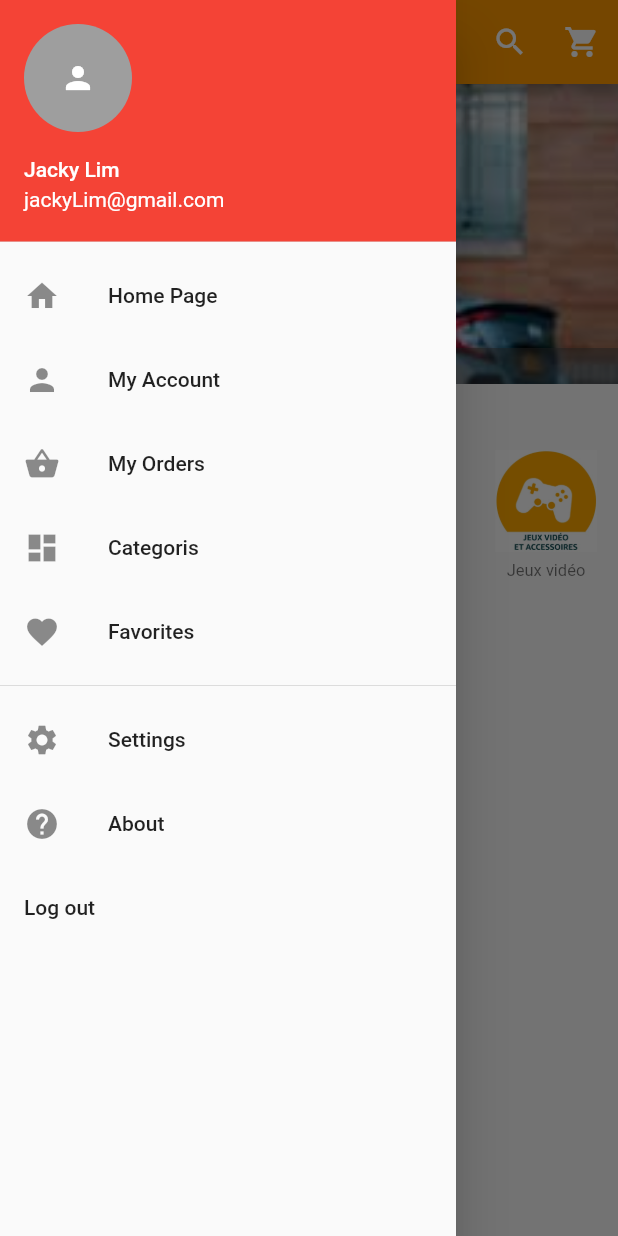
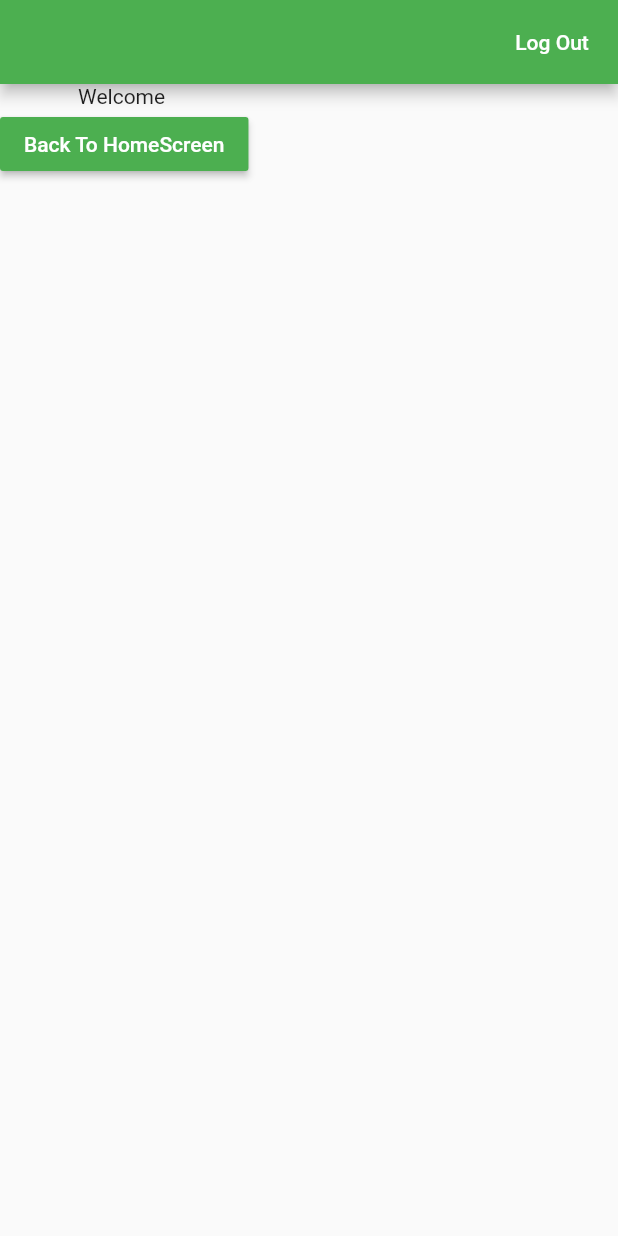
Before and after one commit to J4ckyLIM/E-Commerce, a Flutter app: the screen it shows after launch, in the side drawer, after a tap on "My Account", on a phone screen of 412 x 824 dp. Run offline on Flutter 3.47's test engine with Material 2 defaults, Android fonts, the light colour scheme and no system bars; drawn by our look-alikes of carousel_pro; our stand-ins replace cloud_firestore, firebase_auth, firebase_core, firebase_database; accounts and stored records are empty.

Commit message:
ajout de favorites et modif de profiles

```diff
--- a/e_commerce/lib/RegistrerPage.dart
+++ b/e_commerce/lib/RegistrerPage.dart
@@ -1,7 +1,10 @@
+import 'package:firebase_core/firebase_core.dart';
+import 'package:firebase_database/firebase_database.dart';
 import 'package:flutter/material.dart';
 import 'package:firebase_auth/firebase_auth.dart';
 import 'package:cloud_firestore/cloud_firestore.dart';
 import 'package:e_commerce/home.dart';
+
 
 class RegisterPage extends StatefulWidget {
   RegisterPage({Key key}) : super(key: key);
@@ -46,6 +49,9 @@ class _RegisterPageState extends State<RegisterPage> {
       return null;
     }
   }
+  final FirebaseApp app = FirebaseApp(
+    name: 'e-commerce-37e8a',
+    );
 
   @override
   Widget build(BuildContext context) {
--- a/e_commerce/lib/home.dart
+++ b/e_commerce/lib/home.dart
@@ -28,13 +28,20 @@ class _HomePageState extends State<HomePage> {
     this.getCurrentUser();
     super.initState();
   }
+  String _userId;
+  String _userName;
+  String _userMail;
 
   void getCurrentUser() async {
     currentUser = await FirebaseAuth.instance.currentUser();
   }
-
   @override
-  Widget build(BuildContext context) {
+    Widget build(BuildContext context) {
+  FirebaseAuth.instance.currentUser().then((user) {
+      _userId = user.uid;
+      _userName = user.displayName;
+      _userMail = user.email;
+    });
     Widget image_carousel = new Container(
       height: 200.0,
       child: new Carousel(
@@ -77,8 +84,8 @@ class _HomePageState extends State<HomePage> {
         child: new ListView(
           children: <Widget>[
             new UserAccountsDrawerHeader(
-              accountName: Text('Jacky Lim'),
-              accountEmail: Text('jackyLim@gmail.com'),
+             // accountName: Text(_userName).data,
+             //accountEmail: Text("" + _userMail),//Text(_userMail),
               currentAccountPicture: GestureDetector(
                 child: new CircleAvatar(
                   backgroundColor: Colors.grey,
@@ -98,7 +105,11 @@ class _HomePageState extends State<HomePage> {
               ),
             ),
             InkWell(
-              onTap: () {},
+              onTap: () {
+                  Navigator.pushReplacementNamed(context, "/profile")
+                  .catchError((err) => print(err));
+
+              },
               child: ListTile(
                 title: Text('My Account'),
                 leading: Icon(Icons.person),
@@ -150,6 +161,7 @@ class _HomePageState extends State<HomePage> {
                   },
                   child: ListTile(
                     title: Text('Log out'),
+                    leading: Icon(Icons.exit_to_app),
                   ),
               ),
             ],
--- a/e_commerce/lib/main.dart
+++ b/e_commerce/lib/main.dart
@@ -1,9 +1,11 @@
+
 import 'package:flutter/material.dart';
 import 'Task.dart';
 import 'RegistrerPage.dart';
 import 'SplashPage.dart';
 import 'LoginPage.dart';
 import 'home.dart';
+import 'profile.dart';
 
 void main() => runApp(MyApp());
 
@@ -22,6 +24,7 @@ class MyApp extends StatelessWidget {
           '/home': (BuildContext context) => HomePage(title: 'Home'),
           '/login': (BuildContext context) => LoginPage(),
           '/register': (BuildContext context) => RegisterPage(),
+           '/profile': (BuildContext context) => Profile(),
         });
   }
 }
--- /dev/null
+++ b/e_commerce/lib/profile.dart
@@ -0,0 +1,67 @@
+import 'package:flutter/material.dart';
+import 'package:firebase_auth/firebase_auth.dart';
+import 'package:cloud_firestore/cloud_firestore.dart';
+import 'home.dart';
+import 'package:firebase_database/firebase_database.dart';
+
+class Profile extends StatefulWidget {
+  Profile({Key key, this.title, this.uid, this.username}) : super(key: key); //update this to include the uid in the constructor
+  final String title;
+  final String uid; //include this
+  final String username;
+
+  @override
+  _ProfileState createState() => _ProfileState();
+}
+
+class _ProfileState extends State<Profile> {
+  TextEditingController taskTitleInputController;
+  TextEditingController taskDescripInputController;
+  FirebaseUser currentUser;
+
+  @override
+  initState() {
+    taskTitleInputController = new TextEditingController();
+    taskDescripInputController = new TextEditingController();
+    this.getCurrentUser();
+    super.initState();
+  }
+
+  void getCurrentUser() async {
+    currentUser = await FirebaseAuth.instance.currentUser();
+  }
+  @override
+  Widget build(BuildContext context){
+
+        return Scaffold(
+          appBar: AppBar(
+            actions: <Widget>[
+              FlatButton(
+                child: Text("Log Out"),
+                textColor: Colors.white,
+                onPressed: () {
+                  FirebaseAuth.instance
+                    .signOut()
+                    .then((result) =>
+                      Navigator.pushReplacementNamed(context, "/login"))
+                    .catchError((err) => print(err));
+                },
+              )
+            ],
+          ),
+          body: SafeArea(
+            child: Column(
+              children: <Widget>[
+                Text("Welcome " ),
+            RaisedButton(
+              child: Text('Back To HomeScreen'),
+              color: Theme.of(context).primaryColor,
+              textColor: Colors.white,
+              onPressed: () => Navigator.pushReplacementNamed(context, "/home")
+            )
+          ],
+        ),
+      ),
+    );
+  }
+}
--- a/e_commerce/pubspec.yaml
+++ b/e_commerce/pubspec.yaml
@@ -14,7 +14,7 @@ description: A new Flutter project.
 version: 1.0.0+1
 
 environment:
-  sdk: ">=2.1.0 <3.0.0"
+  sdk: ">=2.2.2 <3.0.0"
 
 dependencies:
   flutter:
@@ -23,10 +23,12 @@ dependencies:
   # The following adds the Cupertino Icons font to your application.
   # Use with the CupertinoIcons class for iOS style icons.
   cupertino_icons: ^0.1.2
-  firebase_core: ^0.4.0+9
+  firebase_core: ^0.4.2+1
   firebase_auth: ^0.14.0+5
+  firebase_database: ^3.1.0
   cloud_firestore: ^0.12.9+5
   carousel_pro: ^1.0.0
+  provider: ^3.2.0
 
 
 dev_dependencies:
```
Also changed, not shown: e_commerce/lib/components/products.dart (+15 -20 lines), e_commerce/lib/favorites.dart (added, +38 -0 lines), e_commerce/pubspec.lock, 1 other file.
